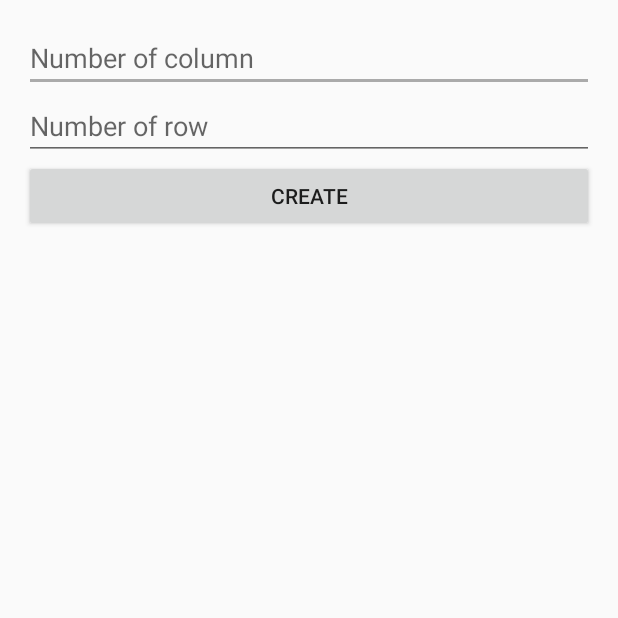
After one commit to ngohado/My-Example, an Android app: the GameActivity screen opened directly, with no data from a screen before it, on a phone screen of 412 x 824 dp, the top half of it. The commit adds this screen. Run offline under Robolectric (Android 15) with nearby library versions, the phone set to English and light mode, and no system bars; our stand-ins replace ButterKnife.

Commit message:
add game and demo socket io

```diff
--- a/app/src/main/AndroidManifest.xml
+++ b/app/src/main/AndroidManifest.xml
@@ -34,7 +34,9 @@
 
         <service android:name=".musicplayer.MusicService" />
 
-        <activity android:name=".rxjava.RXJavaActivity"></activity>
+        <activity android:name=".rxjava.RXJavaActivity" />
+        <activity android:name=".socketio.SocketActivity" />
+        <activity android:name=".terris.GameActivity"></activity>
     </application>
 
 </manifest>
--- /dev/null
+++ b/app/src/main/res/drawable/root_background.xml
@@ -0,0 +1,5 @@
+<?xml version="1.0" encoding="utf-8"?>
+<shape xmlns:android="http://schemas.android.com/apk/res/android"
+    android:shape="rectangle">
+    <solid android:color="@color/colorAccent" />
+</shape>
--- /dev/null
+++ b/app/src/main/res/layout/activity_game.xml
@@ -0,0 +1,44 @@
+<?xml version="1.0" encoding="utf-8"?>
+<LinearLayout xmlns:android="http://schemas.android.com/apk/res/android"
+    xmlns:tools="http://schemas.android.com/tools"
+    android:layout_width="match_parent"
+    android:layout_height="match_parent"
+    android:orientation="vertical"
+    android:paddingBottom="@dimen/activity_vertical_margin"
+    android:paddingLeft="@dimen/activity_horizontal_margin"
+    android:paddingRight="@dimen/activity_horizontal_margin"
+    android:paddingTop="@dimen/activity_vertical_margin"
+    tools:context="com.hado.myexample.terris.GameActivity">
+
+    <EditText
+        android:id="@+id/edt_column"
+        android:layout_width="match_parent"
+        android:layout_height="wrap_content"
+        android:hint="Number of column"
+        android:inputType="number" />
+
+    <EditText
+        android:id="@+id/edt_row"
+        android:layout_width="match_parent"
+        android:layout_height="wrap_content"
+        android:hint="Number of row"
+        android:inputType="number" />
+    <Button
+        android:id="@+id/btn_create"
+        android:layout_width="match_parent"
+        android:layout_height="wrap_content"
+        android:text="Create"/>
+
+    <ScrollView
+        android:layout_width="match_parent"
+        android:layout_height="match_parent">
+
+        <LinearLayout
+            android:id="@+id/board"
+            android:layout_width="match_parent"
+            android:layout_height="match_parent"
+            android:orientation="vertical">
+
+        </LinearLayout>
+    </ScrollView>
+</LinearLayout>
--- a/build.gradle
+++ b/build.gradle
@@ -5,7 +5,7 @@ buildscript {
         jcenter()
     }
     dependencies {
-        classpath 'com.android.tools.build:gradle:2.1.2'
+        classpath 'com.android.tools.build:gradle:2.2.0'
         classpath "io.realm:realm-gradle-plugin:1.1.0"
         // NOTE: Do not place your application dependencies here; they belong
         // in the individual module build.gradle files
```
Also changed, not shown: app/build.gradle (+13 -0 lines), app/src/main/java/com/hado/myexample/activity/MainActivity.java (+13 -1 lines), app/src/main/java/com/hado/myexample/socketio/SocketActivity.java (added, +58 -0 lines), app/src/main/java/com/hado/myexample/socketio/User.java (added, +22 -0 lines), app/src/main/java/com/hado/myexample/terris/GameActivity.java (added, +141 -0 lines), app/src/main/java/com/hado/myexample/terris/Point.java (added, +14 -0 lines), app/src/main/java/com/hado/myexample/terris/SquareButton.java (added, +38 -0 lines), app/src/main/java/com/hado/myexample/util/SocketIO.java (added, +50 -0 lines), app/src/main/java/com/hado/myexample/util/SocketResponseData.java (added, +48 -0 lines), app/src/main/res/layout/activity_socket.xml (added, +29 -0 lines), app/src/main/res/drawable/test.jpg (added), gradle/wrapper/gradle-wrapper.properties.
